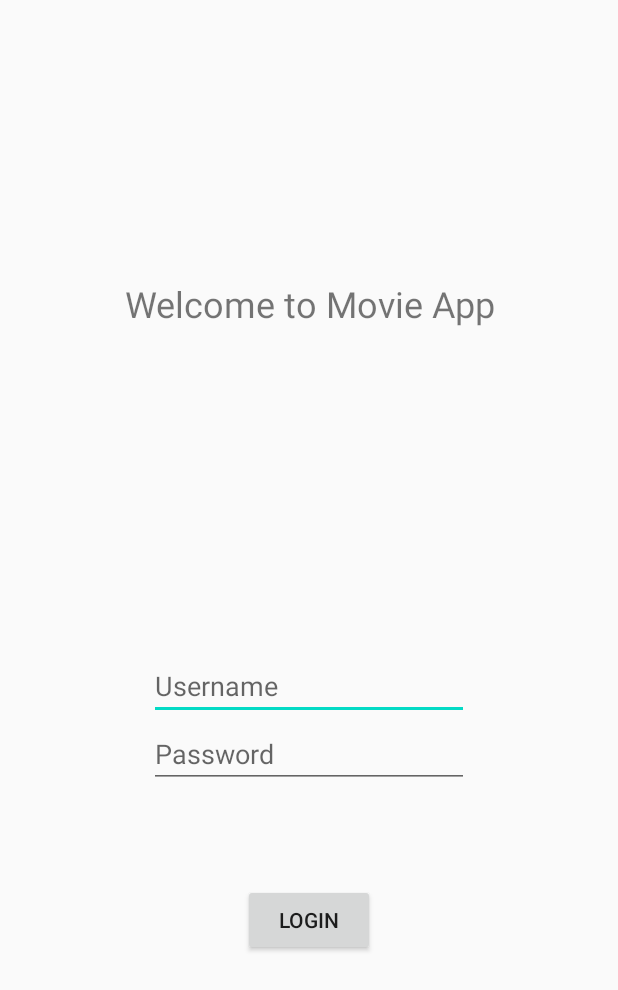
After one commit to kocheick/RW-Android-Bootcamp, an Android app: the layout activity_login.xml on its own in the app's theme, with its tools: preview values and no code run, on a phone screen of 412 x 824 dp. The commit adds this screen. Shown: the top 990 px of the screen. Run offline under Robolectric (Android 15) with nearby library versions, the phone set to English and light mode, and no system bars.

Commit message:
Login screen activity added

```diff
--- a/Week4/movie-app/app/build.gradle
+++ b/Week4/movie-app/app/build.gradle
@@ -3,7 +3,7 @@ apply plugin: 'kotlin-android'
 apply plugin: 'kotlin-android-extensions'
 
 android {
-    compileSdkVersion 29
+    compileSdkVersion 28
     buildToolsVersion "29.0.3"
 
     defaultConfig {
--- /dev/null
+++ b/Week4/movie-app/app/src/main/res/layout/activity_login.xml
@@ -0,0 +1,52 @@
+<?xml version="1.0" encoding="utf-8"?>
+<androidx.constraintlayout.widget.ConstraintLayout
+    xmlns:android="http://schemas.android.com/apk/res/android"
+    xmlns:app="http://schemas.android.com/apk/res-auto"
+    xmlns:tools="http://schemas.android.com/tools"
+    android:layout_width="match_parent"
+    android:layout_height="match_parent">
+
+    <LinearLayout
+        android:id="@+id/login_container"
+        android:layout_width="match_parent"
+        android:layout_height="match_parent"
+        android:gravity="center_horizontal|center_vertical"
+        android:orientation="vertical">
+
+        <TextView
+            android:id="@+id/WelcomeTextView"
+            android:layout_width="match_parent"
+            android:layout_height="wrap_content"
+            android:layout_marginBottom="@dimen/login_screen_margin"
+            android:text="@string/welcome_message"
+            android:textAlignment="center"
+            android:textSize="@dimen/title_text_size" />
+
+        <EditText
+            android:id="@+id/username_editText"
+            android:layout_width="wrap_content"
+            android:layout_height="wrap_content"
+            android:layout_marginTop="@dimen/margin_half"
+            android:ems="10"
+            android:hint="Username"
+            android:inputType="textPersonName" />
+
+        <EditText
+            android:id="@+id/password_editText"
+            android:layout_width="wrap_content"
+            android:layout_height="wrap_content"
+            android:ems="10"
+            android:hint="Password"
+            android:inputType="textVisiblePassword|textPersonName"
+            android:password="true" />
+
+        <Button
+            android:id="@+id/login_button"
+            android:layout_width="wrap_content"
+            android:layout_height="wrap_content"
+            android:layout_marginTop="64dp"
+            android:text="Login" />
+
+    </LinearLayout>
+
+</androidx.constraintlayout.widget.ConstraintLayout>
--- a/Week4/movie-app/app/src/main/res/layout/activity_movie_detail.xml
+++ b/Week4/movie-app/app/src/main/res/layout/activity_movie_detail.xml
@@ -15,7 +15,7 @@
         android:singleLine="false"
         android:text="@string/movie_summary"
         android:textColor="@color/lighter_gray"
-        android:textSize="@dimen/summurary_text_size"
+        android:textSize="@dimen/summary_text_size"
         app:layout_constraintBottom_toBottomOf="parent"
         app:layout_constraintEnd_toEndOf="@+id/movieImageView"
         app:layout_constraintHorizontal_bias="0.0"
@@ -55,7 +55,7 @@
         android:layout_marginTop="16dp"
         android:text="@string/movie_release_date"
         android:textColor="@color/light_gray"
-        android:textSize="@dimen/summurary_text_size"
+        android:textSize="@dimen/summary_text_size"
         app:layout_constraintStart_toStartOf="@+id/movieTitleTextView"
         app:layout_constraintTop_toBottomOf="@+id/movieTitleTextView" />
 
--- a/Week4/movie-app/app/src/main/res/layout/movie_list_item.xml
+++ b/Week4/movie-app/app/src/main/res/layout/movie_list_item.xml
@@ -29,7 +29,7 @@
             android:id="@+id/movieTitleTextView"
             android:layout_width="wrap_content"
             android:layout_height="wrap_content"
-            android:layout_marginStart="24dp"
+            android:layout_marginStart="@dimen/margin_half"
             android:text="@string/movie_title"
             android:textColor="@color/gray"
             android:textSize="@dimen/title_text_size"
@@ -47,7 +47,7 @@
             android:singleLine="false"
             android:text="@string/movie_summary"
             android:textColor="@color/lighter_gray"
-            android:textSize="@dimen/summurary_text_size"
+            android:textSize="@dimen/summary_text_size"
             app:layout_constraintStart_toStartOf="@+id/movieTitleTextView"
             app:layout_constraintTop_toBottomOf="@+id/movieTitleTextView" />
 
@@ -71,7 +71,7 @@
             android:layout_marginBottom="@dimen/margin_half"
             android:text="@string/movie_release_date"
             android:textColor="@color/light_gray"
-            android:textSize="@dimen/summurary_text_size"
+            android:textSize="@dimen/summary_text_size"
             app:layout_constraintBottom_toTopOf="@+id/movieSummaryTextView"
             app:layout_constraintStart_toEndOf="@+id/movieTitleTextView"
             app:layout_constraintTop_toTopOf="@+id/movieTitleTextView"
--- a/Week4/movie-app/app/src/main/res/values/dimens.xml
+++ b/Week4/movie-app/app/src/main/res/values/dimens.xml
@@ -5,11 +5,11 @@
     <dimen name="poster_activity_height">350dp</dimen>
     <dimen name="poster_width">100dp</dimen>
     <dimen name="title_text_size">24sp</dimen>
-    <dimen name="summurary_text_size">14sp</dimen>
+    <dimen name="summary_text_size">14sp</dimen>
     <dimen name="duration_text_size">16sp</dimen>
 
     <dimen name="standard_margin">32dp</dimen>
     <dimen name="margin_half">16dp</dimen>
     <dimen name="view_margin">8dp</dimen>
-
+    <dimen name="login_screen_margin">200dp</dimen>
 </resources>
--- a/Week4/movie-app/app/src/main/res/values/strings.xml
+++ b/Week4/movie-app/app/src/main/res/values/strings.xml
@@ -5,4 +5,5 @@
     <string name="movie_duration">| %1$d min </string>
     <string name="movie_release_date">DATE</string>
     <string name="image_description">Movie Poster Image</string>
+    <string name="welcome_message">Welcome to Movie App</string>
 </resources>
```
Also changed, not shown: Week4/movie-app/app/src/main/AndroidManifest.xml (+6 -1 lines), Week4/movie-app/app/src/main/java/com/example/mymovieinfo/LoginActivity.kt (added, +53 -0 lines), Week4/movie-app/app/src/main/java/com/example/mymovieinfo/MainActivity.kt (+47 -2 lines), Week4/movie-app/app/src/main/res/menu/user_state.xml (added, +9 -0 lines).
